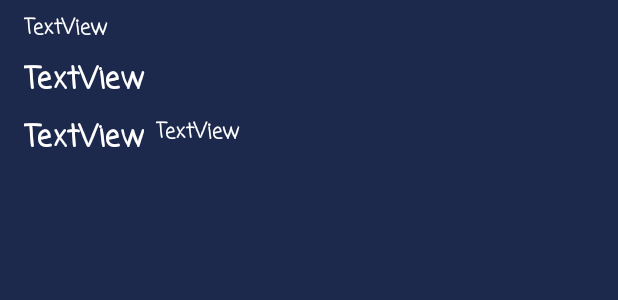
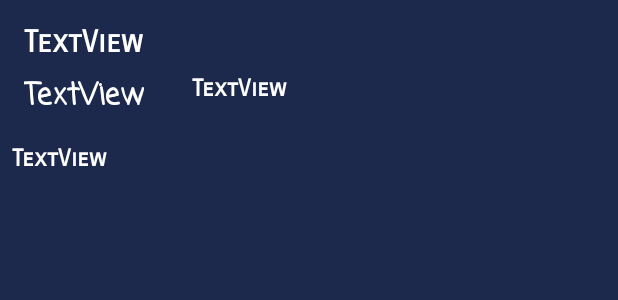
Before and after one commit to ahester57/TrappinNCrappin, an Android app: the layout stash_recycler_item.xml on its own in the app's theme, with its tools: preview values and no code run, on a phone screen of 412 x 824 dp. Shown: the top 300 px of the screen. Run offline under Robolectric (Android 15) with nearby library versions, the phone set to English and light mode, and no system bars.

Commit message:
database working, arbitrary stash saveable

```diff
--- a/app/src/main/java/tech/stin/trappinncrappin/activity/HomeActivity.java
+++ b/app/src/main/java/tech/stin/trappinncrappin/activity/HomeActivity.java
@@ -95,6 +95,7 @@ public class HomeActivity extends AppCompatActivity {
                                 session.addPlayer(player);
                                 if (hView != null) {
                                     hView.setNameText();
+                                    hView.setStashAdapter(player.getStash());
                                 }
                             } else {
                                 newPlayerDialog();
@@ -111,4 +112,5 @@ public class HomeActivity extends AppCompatActivity {
                 .setIcon(android.R.drawable.ic_menu_directions)
                 .show();
     }
+
 }
--- a/app/src/main/java/tech/stin/trappinncrappin/data/Player.java
+++ b/app/src/main/java/tech/stin/trappinncrappin/data/Player.java
@@ -31,6 +31,10 @@ public class Player {
         this.money = money;
         this.cycles = cycles;
         this.stash = stash;
+    }
+
+    public void addItem(String key, int value) {
+        stash.addItem(key, value);
     }
 
     public String get_id() {
--- a/app/src/main/java/tech/stin/trappinncrappin/data/Stash.java
+++ b/app/src/main/java/tech/stin/trappinncrappin/data/Stash.java
@@ -23,6 +23,10 @@ public class Stash {
         mStash = stash;
     }
 
+    public void addItem(String key, int value) {
+        mStash.put(key, value);
+    }
+
     public HashMap<String, Integer> getStash() {
         return mStash;
     }
--- a/app/src/main/res/layout/course_recycler_item.xml
+++ b/app/src/main/res/layout/stash_recycler_item.xml
@@ -1,72 +1,72 @@
 <?xml version="1.0" encoding="utf-8"?>
 <android.support.constraint.ConstraintLayout xmlns:android="http://schemas.android.com/apk/res/android"
     xmlns:app="http://schemas.android.com/apk/res-auto"
-    xmlns:tools="http://schemas.android.com/tools"
     android:layout_width="match_parent"
     android:layout_height="wrap_content"
     android:orientation="vertical">
 
     <TextView
-        android:id="@+id/text_course_name"
+        android:id="@+id/text_drug_name"
         android:layout_width="0dp"
         android:layout_height="wrap_content"
-        android:fontFamily="casual"
+        style="@style/TextViewTheme"
         android:text="TextView"
         android:textColor="@color/color5"
         android:textSize="20sp"
         android:textStyle="bold"
         android:layout_marginLeft="16dp"
         app:layout_constraintLeft_toLeftOf="parent"
-        android:layout_marginTop="8dp"
-        app:layout_constraintTop_toBottomOf="@+id/text_course_instructor"
         android:layout_marginRight="8dp"
-        app:layout_constraintRight_toRightOf="parent" />
+        app:layout_constraintRight_toRightOf="parent"
+        app:layout_constraintHorizontal_bias="0.0"
+        app:layout_constraintTop_toTopOf="parent"
+        android:layout_marginTop="16dp" />
 
     <TextView
-        android:id="@+id/text_course_id"
+        android:id="@+id/text_drug_amount"
         android:layout_width="0dp"
         android:layout_height="wrap_content"
         android:fontFamily="casual"
         android:text="TextView"
         android:textColor="@color/color5"
+        style="@style/TextViewTheme"
         android:textSize="20sp"
         android:textStyle="bold"
         android:layout_marginLeft="16dp"
         app:layout_constraintLeft_toLeftOf="parent"
         android:layout_marginTop="8dp"
-        app:layout_constraintTop_toBottomOf="@+id/text_course_name" />
+        app:layout_constraintTop_toBottomOf="@+id/text_drug_name" />
 
     <TextView
-        android:id="@+id/text_course_instructor"
-        android:layout_width="0dp"
+        android:id="@+id/text_drug_caption"
+        style="@style/TextViewTheme"
+        android:layout_width="wrap_content"
         android:layout_height="wrap_content"
-        android:fontFamily="casual"
+        android:layout_marginBottom="16dp"
+        android:layout_marginLeft="8dp"
+        android:layout_marginRight="8dp"
+        android:layout_marginTop="16dp"
         android:text="TextView"
         android:textColor="@color/color5"
-        android:textSize="14sp"
-        android:textStyle="bold"
-        android:layout_marginTop="8dp"
-        android:layout_marginLeft="16dp"
+        android:textSize="16sp"
+        app:layout_constraintBottom_toBottomOf="parent"
+        app:layout_constraintHorizontal_bias="0.0"
         app:layout_constraintLeft_toLeftOf="parent"
-        app:layout_constraintTop_toTopOf="parent"
-        android:layout_marginRight="8dp"
-        app:layout_constraintRight_toRightOf="parent" />
+        app:layout_constraintRight_toRightOf="parent"
+        app:layout_constraintTop_toBottomOf="@+id/text_drug_amount"
+        app:layout_constraintVertical_bias="0.0" />
 
     <TextView
-        android:id="@+id/text_course_semester"
-        android:layout_width="0dp"
+        android:id="@+id/text_drug_info"
+        style="@style/TextViewTheme"
+        android:layout_width="wrap_content"
         android:layout_height="wrap_content"
-        android:fontFamily="casual"
+        android:layout_marginLeft="32dp"
+        android:layout_marginTop="8dp"
         android:text="TextView"
         android:textColor="@color/color5"
-        android:textSize="14sp"
-        android:textStyle="bold"
-        android:layout_marginRight="16dp"
-        app:layout_constraintRight_toRightOf="parent"
-        app:layout_constraintLeft_toRightOf="@+id/text_course_id"
-        android:layout_marginLeft="8dp"
-        app:layout_constraintHorizontal_bias="0.0"
-        app:layout_constraintBottom_toBottomOf="parent"
-        android:layout_marginBottom="8dp" />
+        android:textSize="16sp"
+        app:layout_constraintLeft_toRightOf="@+id/text_drug_amount"
+        app:layout_constraintTop_toBottomOf="@+id/text_drug_name" />
 
 </android.support.constraint.ConstraintLayout>
```
Also changed, not shown: app/src/main/java/tech/stin/trappinncrappin/activity/HomeView.java (+94 -2 lines), app/src/main/java/tech/stin/trappinncrappin/activity/helper/StashHolder.java (added, +32 -0 lines), app/src/main/java/tech/stin/trappinncrappin/app/DrugConfig.java (added, +21 -0 lines), app/src/main/res/drawable/line.xml (added, +11 -0 lines), app/src/main/res/layout/fragment_home.xml (+6 -6 lines).
